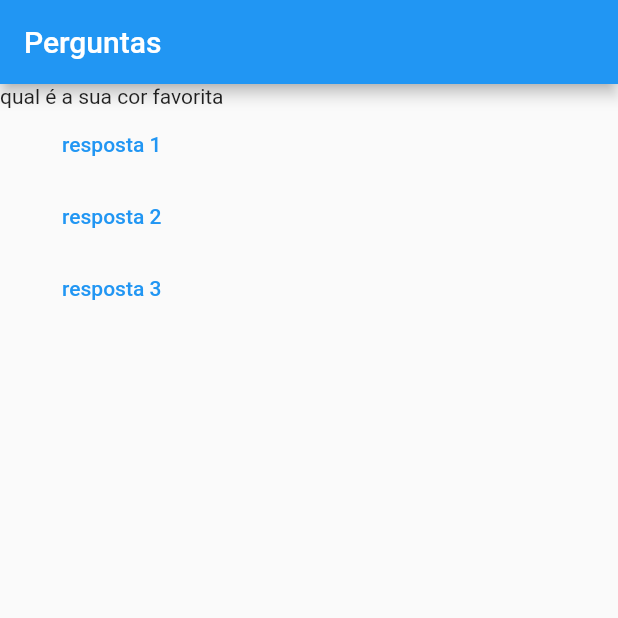
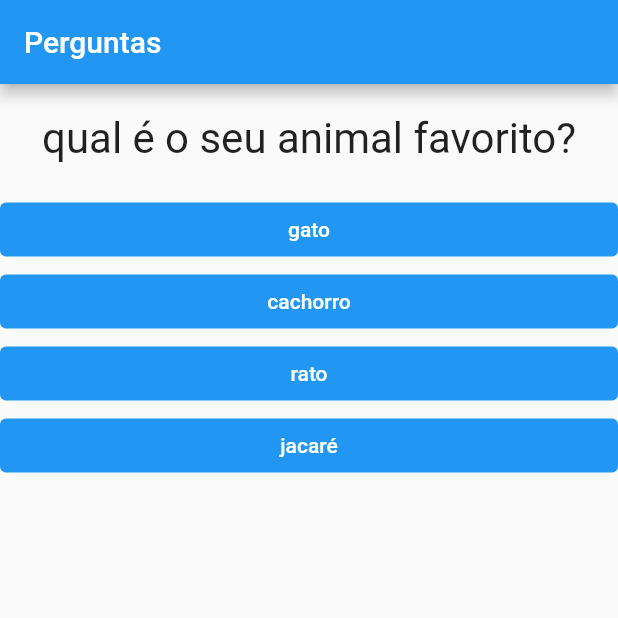
Before and after one commit to dinorahfariasc/flutter_application_1, a Flutter app: the screen it shows after launch, on a phone screen of 412 x 824 dp, the top half of it. Run offline on Flutter 3.47's test engine with Material 2 defaults, Android fonts, the phone set to English and light mode, and no system bars.

Commit message:
implementacao dos botoes de respota

```diff
--- a/lib/main.dart
+++ b/lib/main.dart
@@ -1,39 +1,66 @@
 import 'package:flutter/material.dart';
 import 'package:flutter/rendering.dart';
 import './questao.dart';
+import './resposta.dart';
 
 main() {
   runApp(PerguntaApp());
 }
 
 class PerguntaApp extends StatefulWidget {
+  const PerguntaApp({Key? key}) : super(key: key);
+
   @override
   State<PerguntaApp> createState() => _PerguntaAppState();
 }
 
-class _PerguntaAppState
-    extends State<PerguntaApp> // estado que gerencia as atulizacao do app
+class _PerguntaAppState extends State<PerguntaApp> {
+  // estado que gerencia as atulizacao do app
 // a arvore de componentes pra ser exibida prescisa do estado
 // qual quer mudança que queremos imediato prescisamos usar o setState(){}
-{
-  var perguntaSelecionada = 0;
+
+  var _perguntaSelecionada = 0;
+
   void _responder() {
     setState(() {
-      perguntaSelecionada++;
+      _perguntaSelecionada++;
     });
 
     print('respondido');
   }
 
-  final List<String> perguntas = [
-    'qual é a sua cor favorita',
-    'qual é o seu animal favorito',
-    'teste1',
-    'teste2'
-  ];
-
   @override
   Widget build(BuildContext context) {
+    final List<Map<String, dynamic>> perguntas = [
+      {
+        'texto': 'qual é o seu animal favorito?',
+        'respostas': ['gato', 'cachorro', 'rato', 'jacaré'],
+      },
+      {
+        'texto': "qual é o grupo favorito?",
+        'respostas': ['idle', 'black pink', 'loona', 'red velvet']
+      },
+      {
+        'texto': 'qual é a sua utt?',
+        'respostas': ['minnie', 'lisa', 'seulgi', 'yujin']
+      },
+    ];
+
+    // abordagem mais interativa
+    //List<Widget> respostas = [];
+    //for (String textResp in perguntas[_perguntaSelecionada]['respostas']) {
+    //  respostas.add(Resposta(textResp, _responder));
+    //}
+
+    // abordagem mais declarativa
+    List<String> respostas = perguntas[_perguntaSelecionada]['respostas'];
+    List<Widget> widgets =
+        respostas.map((t) => Resposta(t, _responder)).toList();
+
+    // pega somente o texto do nosso map, instaciamos esse texto com a classe
+    // Resposta e passamos para uma lista, assim temos uma lista de widgets do
+    // tipo Resposta que sao os botoes com as opcoes
+
     return MaterialApp(
       home: Scaffold(
         appBar: AppBar(
@@ -41,18 +68,8 @@ class _PerguntaAppState
         ),
         body: Column(
           children: [
-            Questao(perguntas[perguntaSelecionada]),
-            TextButton(
-                onPressed:
-                    _responder, // tanto podemos usar uma funcao ja definida
-                child: Text('resposta 1')),
-            TextButton(
-                onPressed: () {
-                  _responder();
-                  print('resposta 2'); // como uma funcao anonima
-                },
-                child: Text('resposta 2')),
-            TextButton(onPressed: _responder, child: Text('resposta 3')),
+            Questao(perguntas[_perguntaSelecionada]['texto'] as String),
+            ...widgets, // spread coloca todos elementos de um lista em outra
           ],
         ),
       ),
--- a/lib/questao.dart
+++ b/lib/questao.dart
@@ -7,6 +7,14 @@ class Questao extends StatelessWidget {
 
   @override
   Widget build(BuildContext context) {
-    return Text(texto);
+    return Container(
+      width: double.infinity, //  valor maximo do double
+      margin: EdgeInsets.all(20),
+      child: Text(
+        texto,
+        style: TextStyle(fontSize: 28),
+        textAlign: TextAlign.center,
+      ),
+    );
   }
 }
--- /dev/null
+++ b/lib/resposta.dart
@@ -0,0 +1,21 @@
+import 'package:flutter/cupertino.dart';
+import 'package:flutter/material.dart';
+
+class Resposta extends StatelessWidget {
+  final String texto;
+  final void Function() onSelect;
+
+  const Resposta(this.texto, this.onSelect); // const
+
+  @override
+  Widget build(BuildContext context) {
+    return Container(
+      width: double.infinity,
+      child: TextButton(
+          style: TextButton.styleFrom(
+              backgroundColor: Colors.blue, primary: Colors.white),
+          onPressed: onSelect, // tanto podemos usar uma funcao ja definida
+          child: Text(texto)),
+    );
+  }
+}
```
